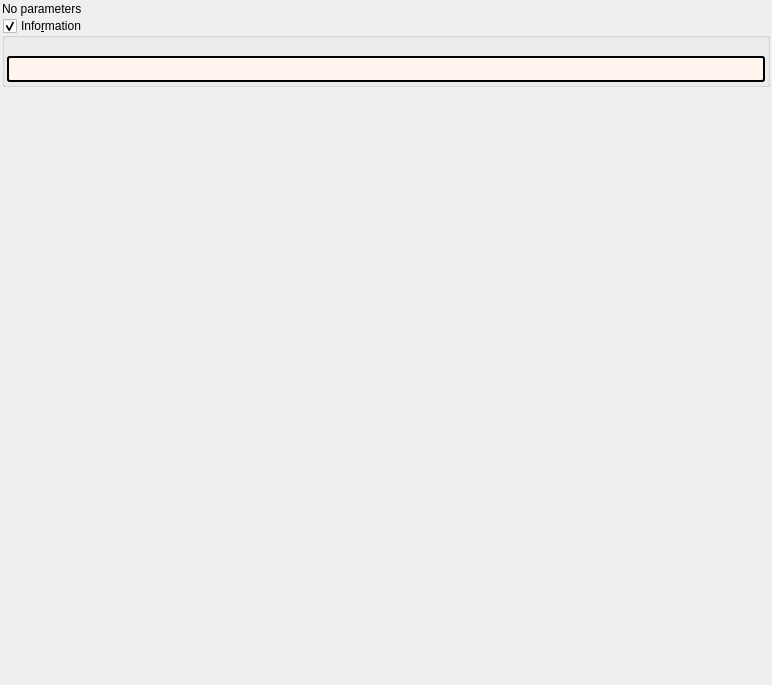
Before: the Qt Designer form mandelbulber2/formula/ui/fractal_coastalbrot.ui in buddhi1980/mandelbulber2, drawn with Qt 5.
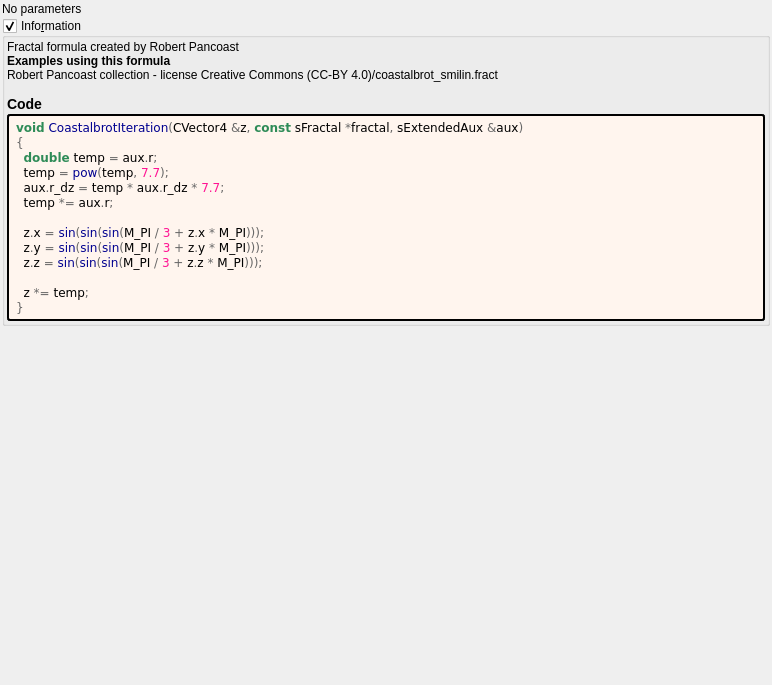
After: the same form once the commit is applied. Custom widgets are drawn as their Qt base class.

Diff of the .ui file:
```diff
--- a/mandelbulber2/formula/ui/fractal_coastalbrot.ui
+++ b/mandelbulber2/formula/ui/fractal_coastalbrot.ui
@@ -66,6 +66,9 @@
       <item>
        <widget class="QLabel" name="label_information_general">
         <property name="text">
+         <string notr="true">&lt;p&gt;Fractal formula created by Robert Pancoast&lt;/p&gt;&lt;table&gt;
+&lt;/table&gt;
+&lt;br&gt;&lt;b&gt;Examples using this formula&lt;/b&gt;&lt;br&gt;Robert Pancoast collection - license Creative Commons (CC-BY 4.0)/coastalbrot_smilin.fract&lt;h3&gt;Code&lt;/h3&gt;</string>
         </property>
         <property name="wordWrap">
          <bool>true</bool>
@@ -84,6 +87,22 @@
          <string notr="true">border-style: outset; border-width: 2px; border-radius: 3px; border-color: black; background-color: #fff5ee; padding: 4px;</string>
         </property>
         <property name="text">
+         <string notr="true">&lt;body style=&quot;background-color:#fff5ee&quot;&gt;
+&lt;pre style=&quot;color:#000000; background-color:#fff5ee;  font-family:'Courier New',monospace;&quot;&gt;&lt;span style=&quot;color:#2e8b57; font-weight:bold&quot;&gt;void&lt;/span&gt; &lt;span style=&quot;color:#00008f&quot;&gt;CoastalbrotIteration&lt;/span&gt;&lt;span style=&quot;color:#676767&quot;&gt;(&lt;/span&gt;CVector4 &lt;span style=&quot;color:#676767&quot;&gt;&amp;amp;&lt;/span&gt;z&lt;span style=&quot;color:#676767&quot;&gt;,&lt;/span&gt; &lt;span style=&quot;color:#2e8b57; font-weight:bold&quot;&gt;const&lt;/span&gt; sFractal &lt;span style=&quot;color:#676767&quot;&gt;*&lt;/span&gt;fractal&lt;span style=&quot;color:#676767&quot;&gt;,&lt;/span&gt; sExtendedAux &lt;span style=&quot;color:#676767&quot;&gt;&amp;amp;&lt;/span&gt;aux&lt;span style=&quot;color:#676767&quot;&gt;)&lt;/span&gt;
+&lt;span style=&quot;color:#676767&quot;&gt;{&lt;/span&gt;
+  &lt;span style=&quot;color:#2e8b57; font-weight:bold&quot;&gt;double&lt;/span&gt; temp &lt;span style=&quot;color:#676767&quot;&gt;=&lt;/span&gt; aux&lt;span style=&quot;color:#676767&quot;&gt;.&lt;/span&gt;r&lt;span style=&quot;color:#676767&quot;&gt;;&lt;/span&gt;
+  temp &lt;span style=&quot;color:#676767&quot;&gt;=&lt;/span&gt; &lt;span style=&quot;color:#00008f&quot;&gt;pow&lt;/span&gt;&lt;span style=&quot;color:#676767&quot;&gt;(&lt;/span&gt;temp&lt;span style=&quot;color:#676767&quot;&gt;,&lt;/span&gt; &lt;span style=&quot;color:#ff1493&quot;&gt;7.7&lt;/span&gt;&lt;span style=&quot;color:#676767&quot;&gt;);&lt;/span&gt;
+  aux&lt;span style=&quot;color:#676767&quot;&gt;.&lt;/span&gt;r_dz &lt;span style=&quot;color:#676767&quot;&gt;=&lt;/span&gt; temp &lt;span style=&quot;color:#676767&quot;&gt;*&lt;/span&gt; aux&lt;span style=&quot;color:#676767&quot;&gt;.&lt;/span&gt;r_dz &lt;span style=&quot;color:#676767&quot;&gt;*&lt;/span&gt; &lt;span style=&quot;color:#ff1493&quot;&gt;7.7&lt;/span&gt;&lt;span style=&quot;color:#676767&quot;&gt;;&lt;/span&gt;
+  temp &lt;span style=&quot;color:#676767&quot;&gt;*=&lt;/span&gt; aux&lt;span style=&quot;color:#676767&quot;&gt;.&lt;/span&gt;r&lt;span style=&quot;color:#676767&quot;&gt;;&lt;/span&gt;
+
+  z&lt;span style=&quot;color:#676767&quot;&gt;.&lt;/span&gt;x &lt;span style=&quot;color:#676767&quot;&gt;=&lt;/span&gt; &lt;span style=&quot;color:#00008f&quot;&gt;sin&lt;/span&gt;&lt;span style=&quot;color:#676767&quot;&gt;(&lt;/span&gt;&lt;span style=&quot;color:#00008f&quot;&gt;sin&lt;/span&gt;&lt;span style=&quot;color:#676767&quot;&gt;(&lt;/span&gt;&lt;span style=&quot;color:#00008f&quot;&gt;sin&lt;/span&gt;&lt;span style=&quot;color:#676767&quot;&gt;(&lt;/span&gt;M_PI &lt;span style=&quot;color:#676767&quot;&gt;/&lt;/span&gt; &lt;span style=&quot;color:#ff1493&quot;&gt;3&lt;/span&gt; &lt;span style=&quot;color:#676767&quot;&gt;+&lt;/span&gt; z&lt;span style=&quot;color:#676767&quot;&gt;.&lt;/span&gt;x &lt;span style=&quot;color:#676767&quot;&gt;*&lt;/span&gt; M_PI&lt;span style=&quot;color:#676767&quot;&gt;)));&lt;/span&gt;
+  z&lt;span style=&quot;color:#676767&quot;&gt;.&lt;/span&gt;y &lt;span style=&quot;color:#676767&quot;&gt;=&lt;/span&gt; &lt;span style=&quot;color:#00008f&quot;&gt;sin&lt;/span&gt;&lt;span style=&quot;color:#676767&quot;&gt;(&lt;/span&gt;&lt;span style=&quot;color:#00008f&quot;&gt;sin&lt;/span&gt;&lt;span style=&quot;color:#676767&quot;&gt;(&lt;/span&gt;&lt;span style=&quot;color:#00008f&quot;&gt;sin&lt;/span&gt;&lt;span style=&quot;color:#676767&quot;&gt;(&lt;/span&gt;M_PI &lt;span style=&quot;color:#676767&quot;&gt;/&lt;/span&gt; &lt;span style=&quot;color:#ff1493&quot;&gt;3&lt;/span&gt; &lt;span style=&quot;color:#676767&quot;&gt;+&lt;/span&gt; z&lt;span style=&quot;color:#676767&quot;&gt;.&lt;/span&gt;y &lt;span style=&quot;color:#676767&quot;&gt;*&lt;/span&gt; M_PI&lt;span style=&quot;color:#676767&quot;&gt;)));&lt;/span&gt;
+  z&lt;span style=&quot;color:#676767&quot;&gt;.&lt;/span&gt;z &lt;span style=&quot;color:#676767&quot;&gt;=&lt;/span&gt; &lt;span style=&quot;color:#00008f&quot;&gt;sin&lt;/span&gt;&lt;span style=&quot;color:#676767&quot;&gt;(&lt;/span&gt;&lt;span style=&quot;color:#00008f&quot;&gt;sin&lt;/span&gt;&lt;span style=&quot;color:#676767&quot;&gt;(&lt;/span&gt;&lt;span style=&quot;color:#00008f&quot;&gt;sin&lt;/span&gt;&lt;span style=&quot;color:#676767&quot;&gt;(&lt;/span&gt;M_PI &lt;span style=&quot;color:#676767&quot;&gt;/&lt;/span&gt; &lt;span style=&quot;color:#ff1493&quot;&gt;3&lt;/span&gt; &lt;span style=&quot;color:#676767&quot;&gt;+&lt;/span&gt; z&lt;span style=&quot;color:#676767&quot;&gt;.&lt;/span&gt;z &lt;span style=&quot;color:#676767&quot;&gt;*&lt;/span&gt; M_PI&lt;span style=&quot;color:#676767&quot;&gt;)));&lt;/span&gt;
+
+  z &lt;span style=&quot;color:#676767&quot;&gt;*=&lt;/span&gt; temp&lt;span style=&quot;color:#676767&quot;&gt;;&lt;/span&gt;
+&lt;span style=&quot;color:#676767&quot;&gt;}&lt;/span&gt;
+&lt;/pre&gt;
+&lt;/body&gt;</string>
         </property>
         <property name="wordWrap">
          <bool>true</bool>
```
